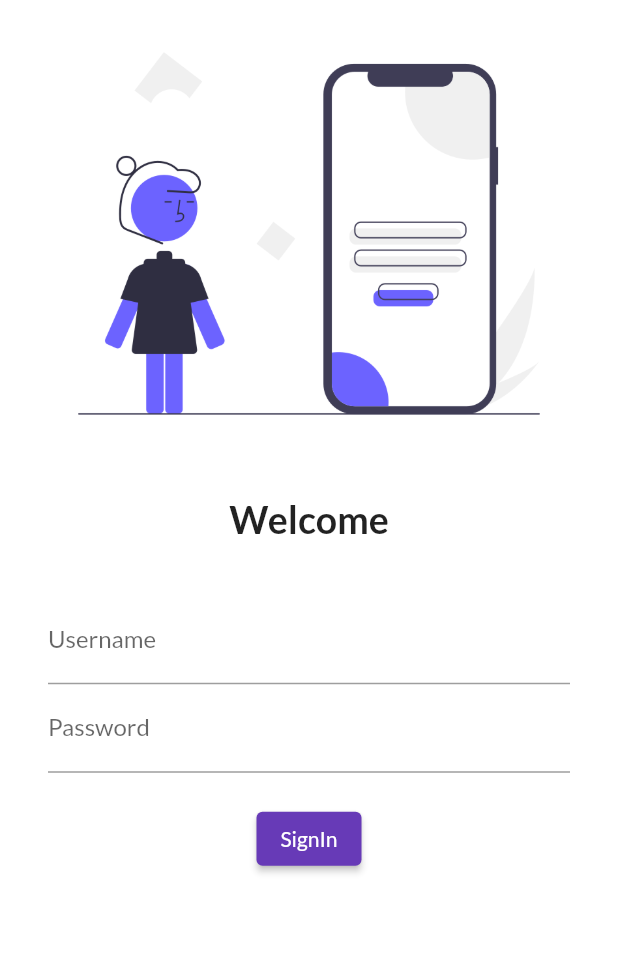
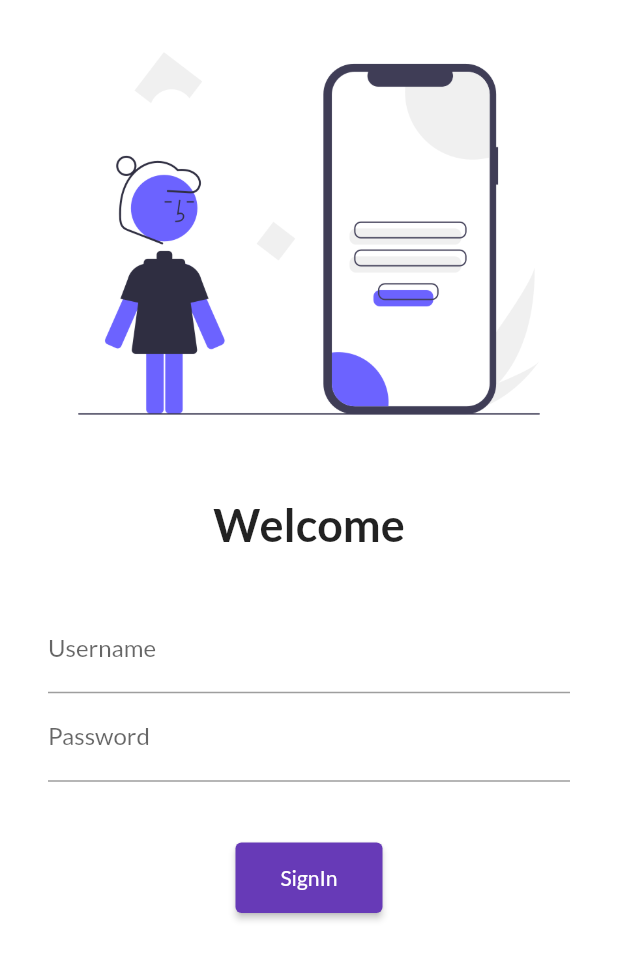
Before and after one commit to RushikeshTokapure/flutter_catalog_application, a Flutter app: the screen it shows after launch, on a phone screen of 412 x 824 dp. Shown: the top 960 px of the screen. Run offline on Flutter 3.47's test engine with Material 2 defaults, Android fonts, the phone set to English and light mode, and no system bars; our stand-ins replace google_fonts.

Commit message:
task5 commit

```diff
--- a/lib/main.dart
+++ b/lib/main.dart
@@ -2,6 +2,7 @@ import 'package:flutter/material.dart';
 import 'package:flutter_catalog/screens/login_page.dart';
 import 'package:flutter_catalog/screens/home_page.dart';
 import 'package:google_fonts/google_fonts.dart';
+import 'package:flutter_catalog/utils/routes.dart';
 
 void main() {
   runApp(MyApp());
@@ -21,6 +22,7 @@ class MyApp extends StatelessWidget {
   Widget build(BuildContext context) {
     return MaterialApp(
       themeMode: ThemeMode.light,
+      debugShowCheckedModeBanner: false,
       theme: ThemeData(
           primarySwatch: Colors.deepPurple,
           fontFamily: GoogleFonts.lato().fontFamily),
@@ -30,7 +32,8 @@ class MyApp extends StatelessWidget {
       initialRoute: "/",
       routes: {
         "/": (context) => LoginPage(),
-        "/home": (context) => HomePage(),
+        Routes.homeRoute: (context) => HomePage(),
+        Routes.loginRoute: (context) => LoginPage(),
       },
     );
   }
--- a/lib/screens/login_page.dart
+++ b/lib/screens/login_page.dart
@@ -1,10 +1,12 @@
 import 'package:flutter/material.dart';
+import 'package:flutter_catalog/utils/routes.dart';
 
 class LoginPage extends StatelessWidget {
   @override
   Widget build(BuildContext context) {
     return Material(
       color: Colors.white,
+      child: SingleChildScrollView(
         child: Column(
           children: [
             Image.asset(
@@ -17,7 +19,7 @@ class LoginPage extends StatelessWidget {
             Text(
               "Welcome",
               style: TextStyle(
-              fontSize: 25,
+                fontSize: 30,
                 fontWeight: FontWeight.bold,
               ),
             ),
@@ -38,18 +40,22 @@ class LoginPage extends StatelessWidget {
                       hintText: "Enter password", labelText: "Password"),
                 ),
                 SizedBox(
-                height: 20.0,
+                  height: 40.0,
                 ),
                 ElevatedButton(
                   onPressed: () {
-                  print("Hi");
+                    Navigator.pushNamed(context, Routes.homeRoute);
                   },
                   child: Text("SignIn"),
+                  style: TextButton.styleFrom(
+                      padding:
+                          EdgeInsets.symmetric(vertical: 15, horizontal: 30)),
                 ),
               ]),
             ),
           ],
         ),
+      ),
     );
   }
 }
--- /dev/null
+++ b/lib/utils/routes.dart
@@ -0,0 +1,4 @@
+class Routes {
+  static String homeRoute = "/home";
+  static String loginRoute = "/login";
+}
```
Lines whose indentation alone changed are shown as unchanged.
